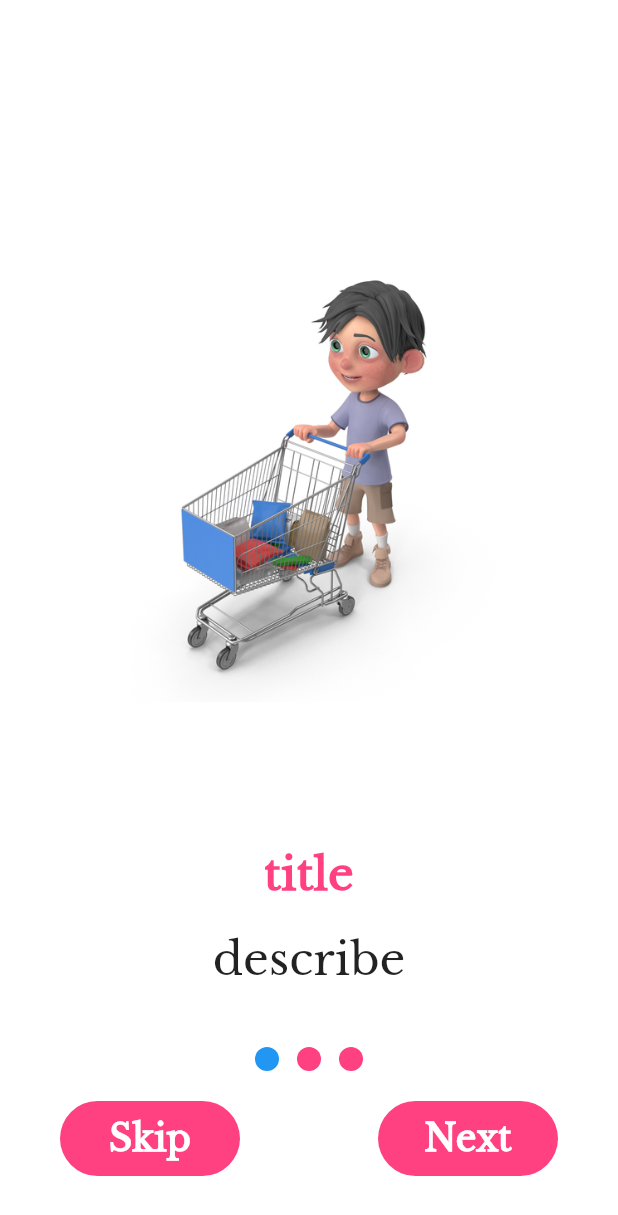
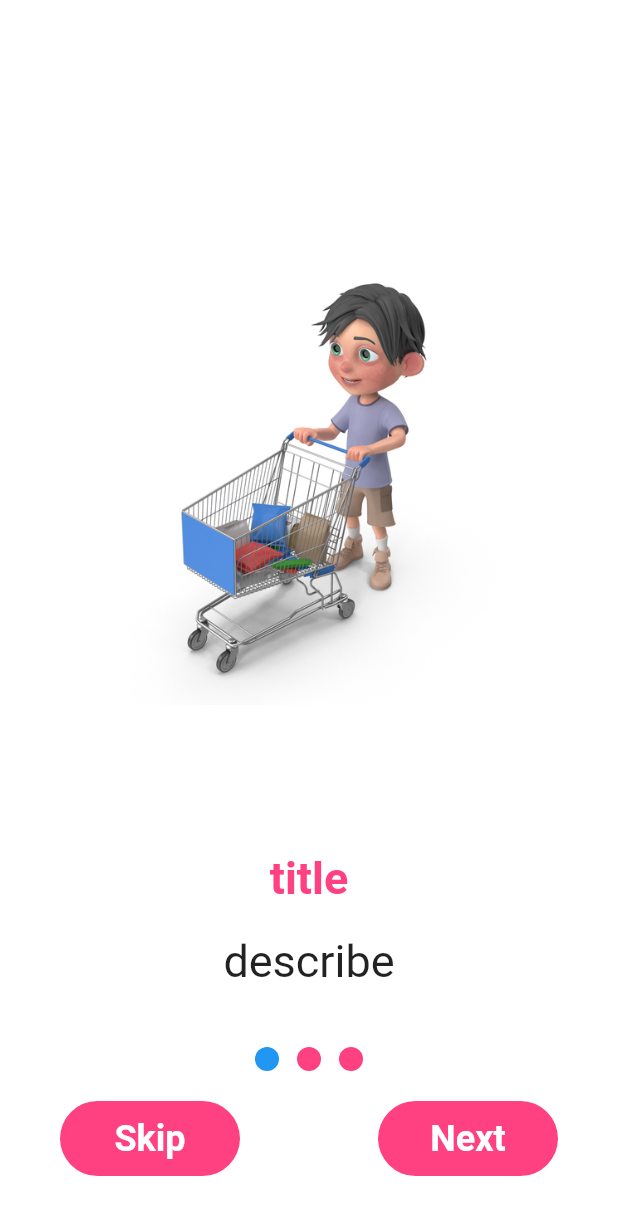
Before and after one commit to ahmedsalah199/Future-Shop-App, a Flutter app: the screen it shows after launch, on a phone screen of 412 x 824 dp. Shown: the top 1215 px of the screen. Run offline on Flutter 3.47's test engine with Material 2 defaults, Android fonts, the light colour scheme and no system bars; drawn by our look-alikes of smooth_page_indicator; our stand-ins replace bloc, carousel_slider, dio, flutter_bloc, fluttertoast, shared_preferences; accounts and stored records are empty.

Commit message:
Reduce app size

```diff
--- a/lib/presentation/modules/on_boarding_screen.dart
+++ b/lib/presentation/modules/on_boarding_screen.dart
@@ -81,7 +81,6 @@ class _OnBoardingScreenState extends State<OnBoardingScreen> {
                           },
                           child: const Text('Skip',
                               style: TextStyle(
-                                  fontFamily: "LibreBaskerville",
                                   fontSize: 24,
                                   color: Colors.white,
                                   fontWeight: FontWeight.bold))),
@@ -109,7 +108,6 @@ class _OnBoardingScreenState extends State<OnBoardingScreen> {
                           },
                           child: const Text('Next',
                               style: TextStyle(
-                                  fontFamily: "LibreBaskerville",
                                   fontSize: 24,
                                   color: Colors.white,
                                   fontWeight: FontWeight.bold))),
```
Also changed, not shown: pubspec.yaml (+0 -8 lines), assets/fonts/LibreBaskerville-Regular.ttf (deleted), assets/fonts/YanoneKaffeesatz-Regular.ttf (deleted), pubspec.lock, 1 other file.
